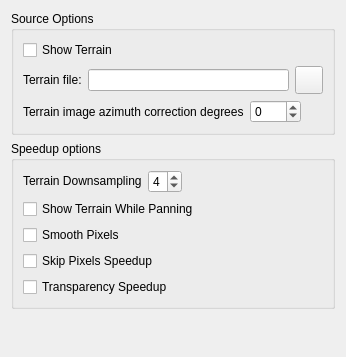
This is kstars/options/opsterrain.ui in KDE/kstars as Qt 5 draws it before an edit. The edited form follows.
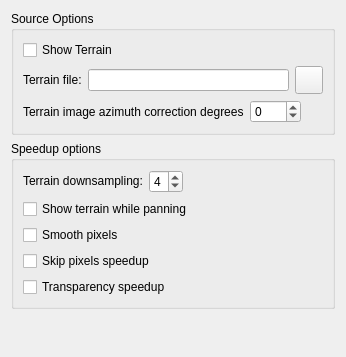
This is the edited form.

Patch:
```diff
--- a/kstars/options/opsterrain.ui
+++ b/kstars/options/opsterrain.ui
@@ -170,7 +170,7 @@
            <string>Set the coarseness of the terrain image rendered. 1 is full resolution, but can be slow, 6 or more would be coarse resolution and fast.</string>
           </property>
           <property name="text">
-           <string>Terrain Downsampling</string>
+           <string>Terrain downsampling:</string>
           </property>
          </widget>
         </item>
@@ -211,7 +211,7 @@
       <item>
        <widget class="QCheckBox" name="kcfg_TerrainPanning">
         <property name="text">
-         <string>Show Terrain While Panning</string>
+         <string>Show terrain while panning</string>
         </property>
        </widget>
       </item>
@@ -221,7 +221,7 @@
          <string>Creates a smoother image at the cost of some extra computation.</string>
         </property>
         <property name="text">
-         <string>Smooth Pixels</string>
+         <string>Smooth pixels</string>
         </property>
        </widget>
       </item>
@@ -231,7 +231,7 @@
          <string>A speedup with minor image quality cost.</string>
         </property>
         <property name="text">
-         <string>Skip Pixels Speedup</string>
+         <string>Skip pixels speedup</string>
         </property>
        </widget>
       </item>
@@ -241,7 +241,7 @@
          <string>A speedup with minor image quality cost.</string>
         </property>
         <property name="text">
-         <string>Transparency Speedup</string>
+         <string>Transparency speedup</string>
         </property>
        </widget>
       </item>
```
